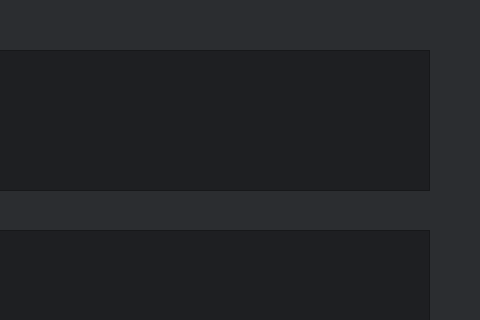
Old version of the form widget.ui in the repository veget-bird666/sql-minus; both pictures show x 131 to 611 and y 0 to 320 of the 611 by 587 pixel window.
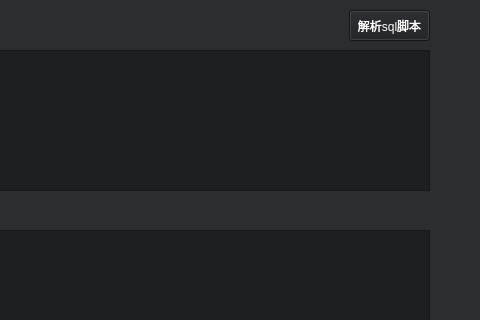
New version of the form.

What changed in the file:
```diff
--- a/widget.ui
+++ b/widget.ui
@@ -98,6 +98,23 @@
     <string>清除</string>
    </property>
   </widget>
+  <widget class="QPushButton" name="analysisButton">
+   <property name="geometry">
+    <rect>
+     <x>480</x>
+     <y>10</y>
+     <width>81</width>
+     <height>31</height>
+    </rect>
+   </property>
+   <property name="styleSheet">
+    <string notr="true">color:white;
+background-color:rgb(30, 31, 34);</string>
+   </property>
+   <property name="text">
+    <string>解析sql脚本</string>
+   </property>
+  </widget>
  </widget>
  <resources/>
  <connections/>
```
